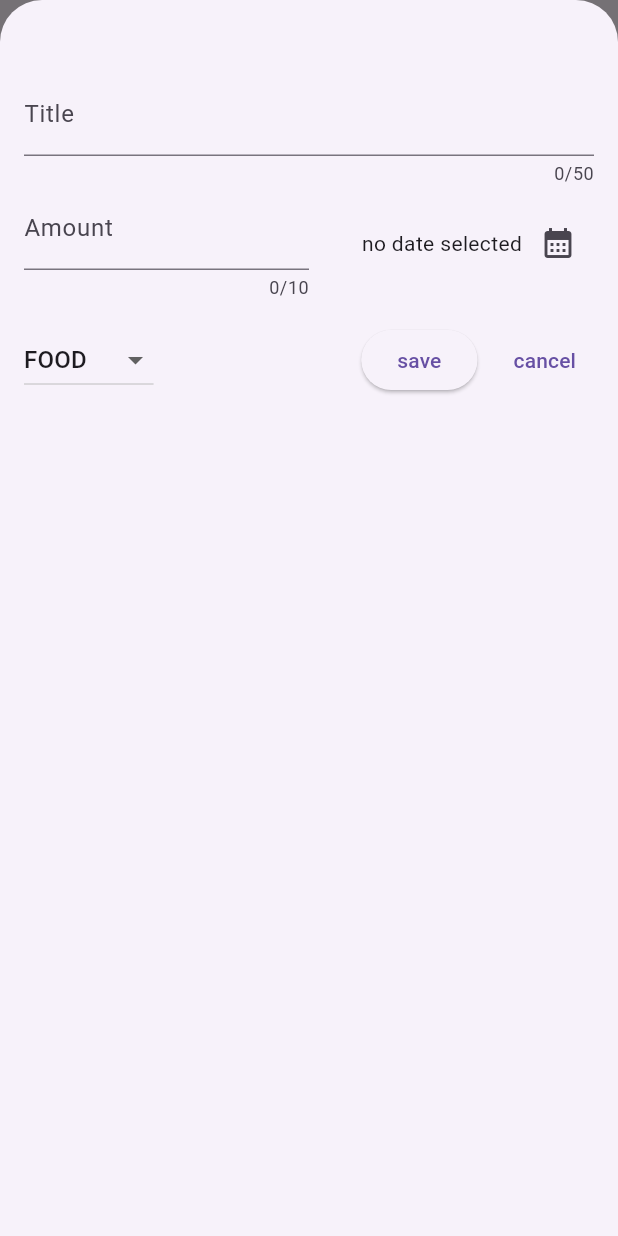
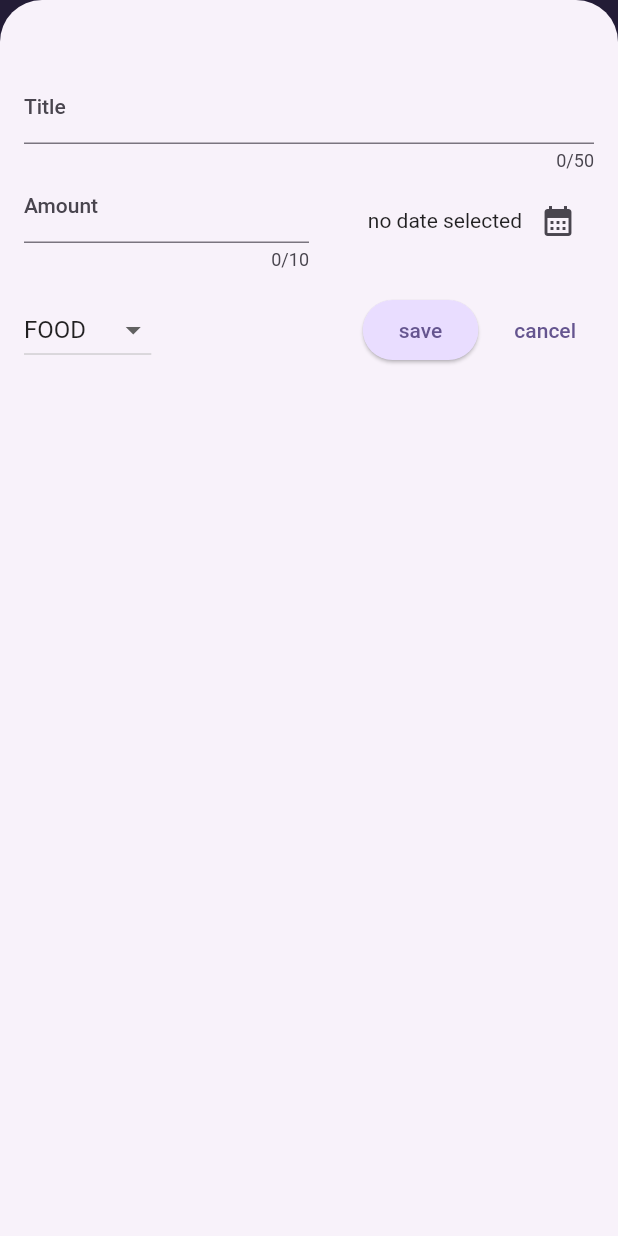
Before and after one commit to nisiyus/expense-tracker, a Flutter app: the screen it shows after launch, after a tap on the "add" icon, on a phone screen of 412 x 824 dp. Run offline on Flutter 3.47's test engine with Material 2 defaults, Android fonts, the phone set to English and light mode, and no system bars.

Commit message:
add edit theme

```diff
--- a/lib/main.dart
+++ b/lib/main.dart
@@ -1,9 +1,32 @@
 import 'package:expense_tracker/widgets/expenses.dart';
 import 'package:flutter/material.dart';
 
+var kColorScheme =
+    ColorScheme.fromSeed(seedColor: const Color.fromARGB(255, 96, 59, 181));
 void main() {
-  runApp( MaterialApp(
-    theme: ThemeData(useMaterial3: true),
+  runApp(MaterialApp(
+    theme: ThemeData().copyWith(
+      useMaterial3: true,
+      colorScheme: kColorScheme,
+      appBarTheme: const AppBarTheme().copyWith(
+        backgroundColor: kColorScheme.onPrimaryContainer,
+        foregroundColor: kColorScheme.primaryContainer,
+      ),
+      cardTheme: const CardTheme().copyWith(
+        color: kColorScheme.secondaryContainer,
+        margin: const EdgeInsets.symmetric(horizontal: 16, vertical: 8),
+      ),
+      elevatedButtonTheme: ElevatedButtonThemeData(
+        style: ElevatedButton.styleFrom(
+            backgroundColor: kColorScheme.primaryContainer),
+      ),
+      textTheme: ThemeData().textTheme.copyWith(
+            titleLarge: TextStyle(
+                fontWeight: FontWeight.normal,
+                color: kColorScheme.onSecondaryContainer,
+                fontSize: 14),
+          ),
+    ),
     home: const Expenses(),
   ));
 }
```
